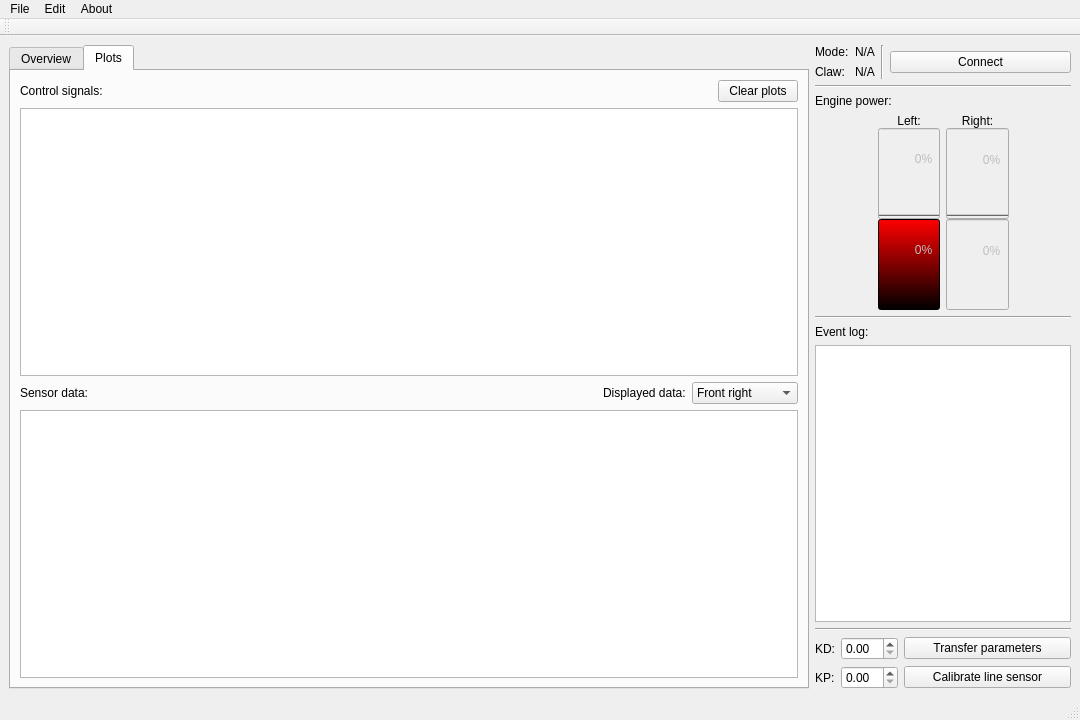
Old version of the form forms/mainwindow.ui in the repository Flooten/mazetercontrol.
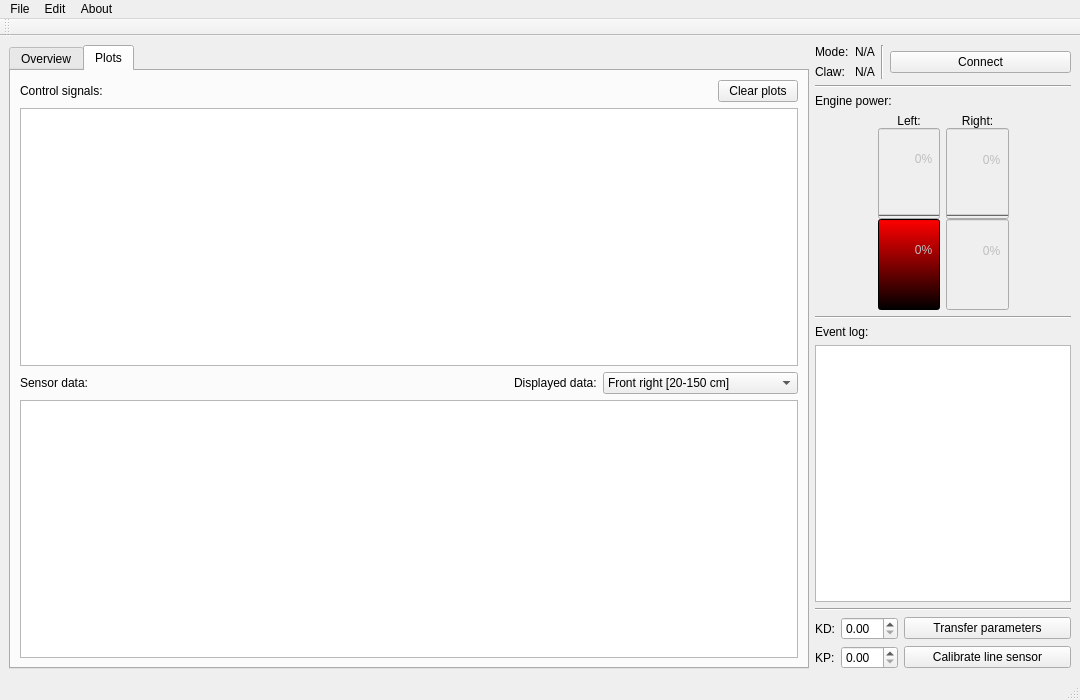
New version of the form. Icons and pictures are not drawn.

Patch:
```diff
--- a/forms/mainwindow.ui
+++ b/forms/mainwindow.ui
@@ -7,7 +7,7 @@
     <x>0</x>
     <y>0</y>
     <width>1080</width>
-    <height>720</height>
+    <height>700</height>
    </rect>
   </property>
   <property name="sizePolicy">
@@ -19,13 +19,13 @@
   <property name="minimumSize">
    <size>
     <width>1080</width>
-    <height>720</height>
+    <height>700</height>
    </size>
   </property>
   <property name="maximumSize">
    <size>
     <width>1080</width>
-    <height>720</height>
+    <height>700</height>
    </size>
   </property>
   <property name="windowTitle">
@@ -159,7 +159,7 @@
               </property>
               <property name="sizeHint" stdset="0">
                <size>
-                <width>40</width>
+                <width>420</width>
                 <height>20</height>
                </size>
               </property>
@@ -177,9 +177,15 @@
               <property name="enabled">
                <bool>true</bool>
               </property>
+              <property name="sizePolicy">
+               <sizepolicy hsizetype="Preferred" vsizetype="Fixed">
+                <horstretch>1</horstretch>
+                <verstretch>0</verstretch>
+               </sizepolicy>
+              </property>
               <item>
                <property name="text">
-                <string>Front right</string>
+                <string>Front right [20-150 cm]</string>
                </property>
               </item>
               <item>
```
Left out of the diff: 29 changed lines with no effect on the pictures.
